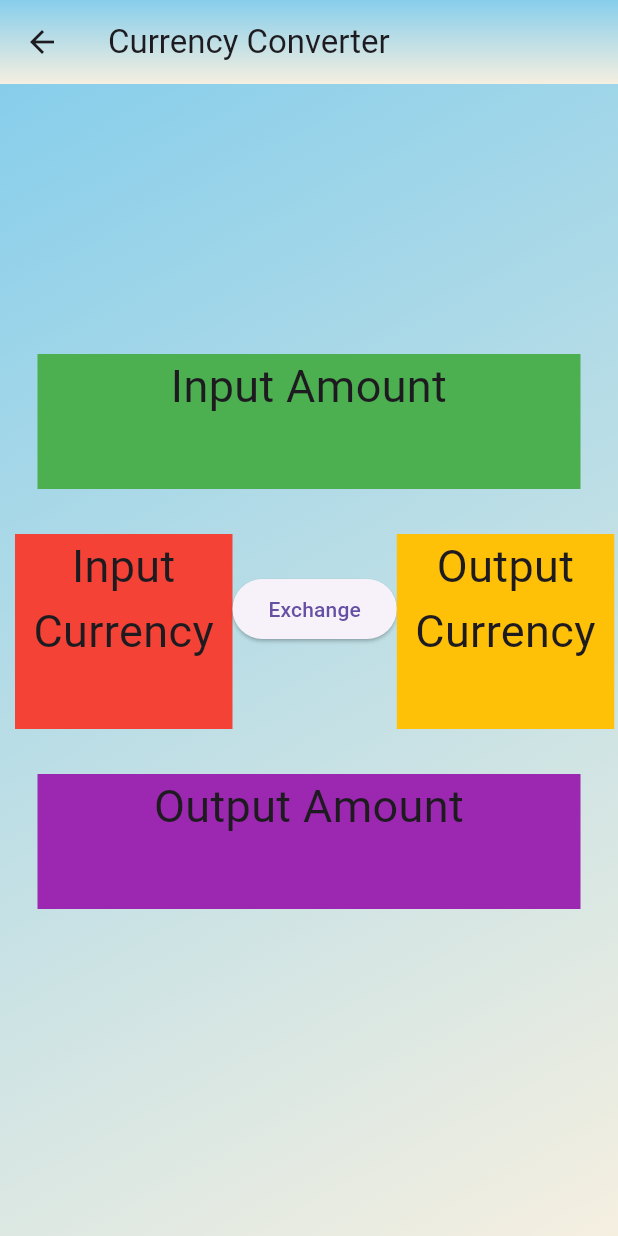
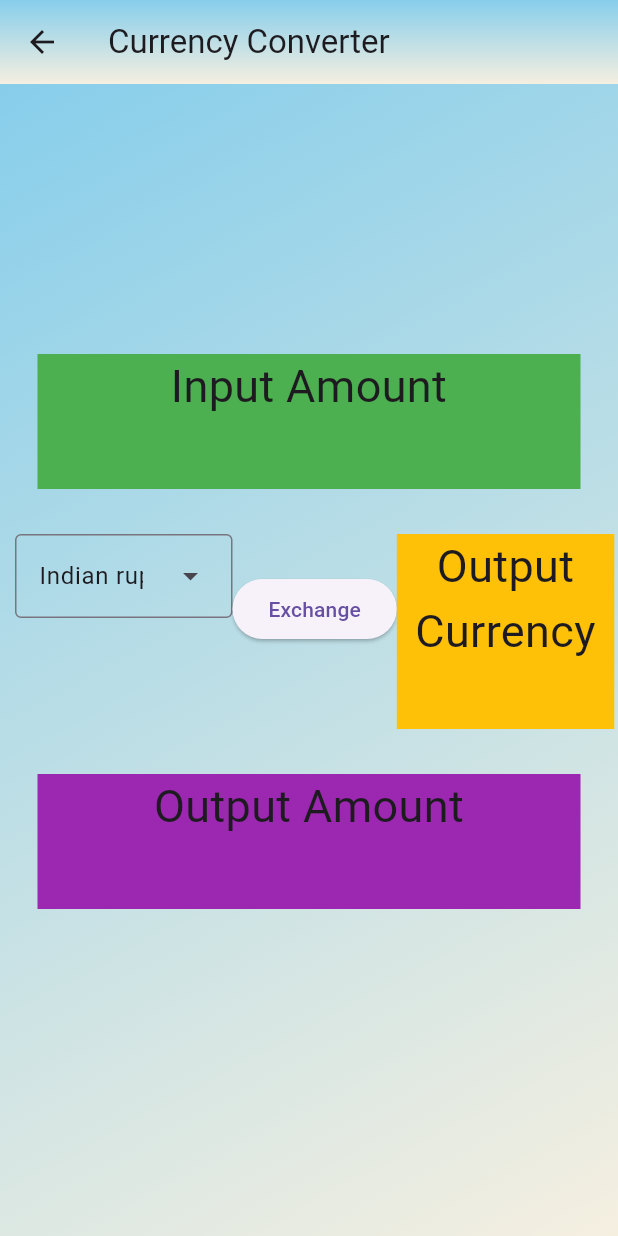
Before and after one commit to PranavSoneji-07/Currency-Converter, a Flutter app: the Converter screen opened directly, on a phone screen of 412 x 824 dp. Run offline on Flutter 3.47's test engine with Material 3 defaults, Android fonts, the phone set to English and light mode, and no system bars.

Commit message:
Update converter_page.dart

```diff
--- a/lib/converter_page.dart
+++ b/lib/converter_page.dart
@@ -10,6 +10,7 @@ class Converter extends StatefulWidget{
 }
 
 class _Currency extends State<Converter> {
+  String selectedValue = "INR";
   @override
   Widget build(BuildContext context) {
     return Scaffold(        appBar: AppBar(  title: Text('Currency Converter'),
@@ -51,8 +52,20 @@ class _Currency extends State<Converter> {
                   width: 145,
                   height: 130,
                   margin: EdgeInsets.only(left: 10, top: 30),
-                  color: Colors.red,
-                  child: Text("Input Currency", style: TextStyle(fontSize: 30), textAlign: TextAlign.center,),
+                  child: DropdownMenu(
+                    initialSelection: selectedValue,
+                    dropdownMenuEntries: [
+                      DropdownMenuEntry(value: "INR", label: "Indian ruppee"),
+                      DropdownMenuEntry(value: "USD", label: "US Dollar"),
+                      DropdownMenuEntry(value: "JYP", label: "Japanese Yen"),
+                      DropdownMenuEntry(value: "AED", label: "UAE Dirham"),
+                      DropdownMenuEntry(value: "GBP", label: "Pound Sterling"),
+                      DropdownMenuEntry(value: "KRW", label: "South Korean Won"),
+                      DropdownMenuEntry(value: "CNY", label: "Chinese Renminbi"),
+                      DropdownMenuEntry(value: "CAD", label: "Canadian Dollar"),
+                    ],
+                    width: 145,
+                  ),
                 ),
                 ElevatedButton.icon(onPressed: (){}, label: Text("Exchange")),
                 Container(
```
